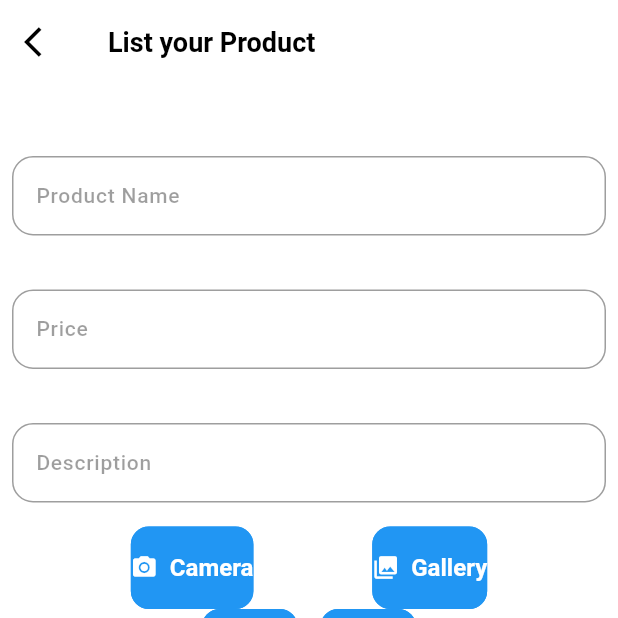
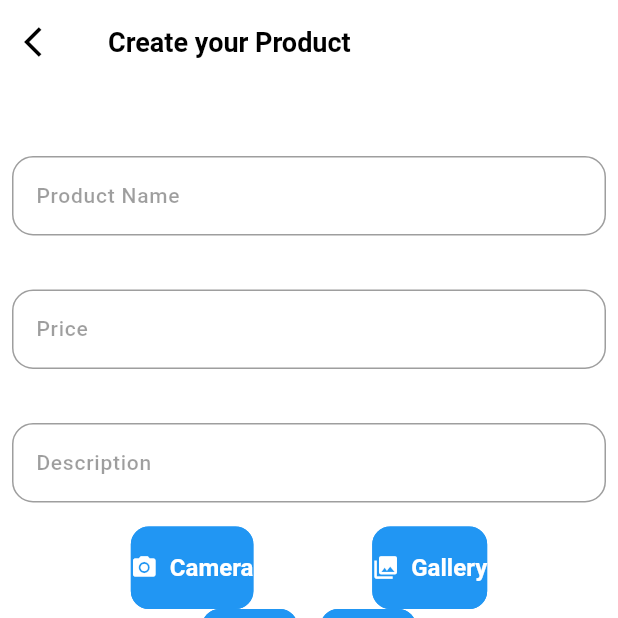
Before and after one commit to IshantVx/FlutterProjects, a Flutter app: the screen it shows once a user with an empty profile is signed in, in the side drawer, after a tap on "Sellers", on a phone screen of 412 x 824 dp, the top half of it. Run offline on Flutter 3.47's test engine with Material 3 defaults, Android fonts, the phone set to English and light mode, and no system bars; our stand-ins replace carousel_slider, cloud_firestore, connectivity_plus, firebase_auth, firebase_core, flutter_image_compress and 11 more; missing offline and left inert: khalti_flutter; accounts and stored records are empty; Roboto replaces fonts that are missing (Poppins); statements that could not run were skipped.

Commit message:
Your Updated

```diff
--- a/lib/productPage.dart
+++ b/lib/productPage.dart
@@ -79,7 +79,7 @@ class _productPageState extends State<productPage> {
     return SafeArea(
       child: Scaffold(
         appBar: AppBar(
-          title: Text("List your Product"),
+          title: Text("Create your Product"),
           leading: IconButton(
             onPressed: () {
               Navigator.pop(context);
```
Also changed, not shown: 1 other file.
